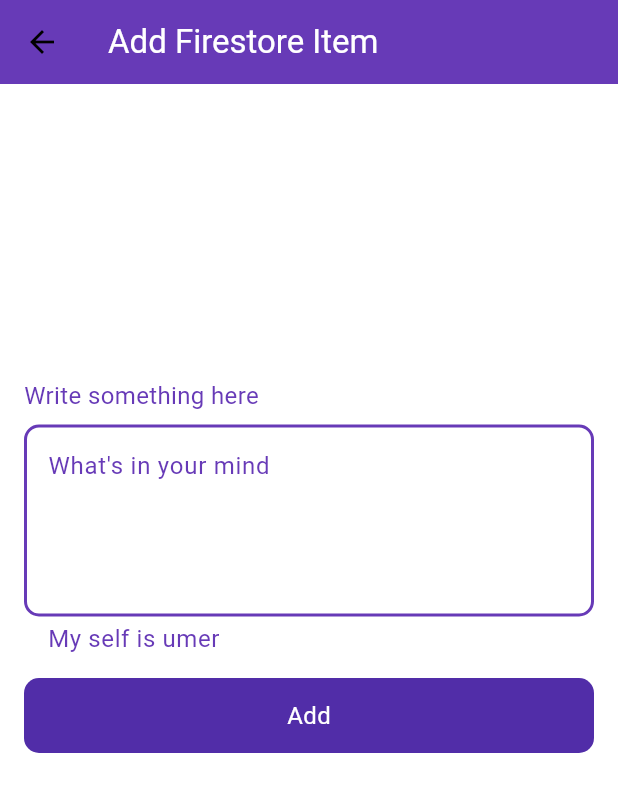
After one commit to umerfarooq5349/fireBase, a Flutter app: the FirestoreStore screen opened directly, after a tap on the "add" icon, on a phone screen of 412 x 824 dp. The commit adds this screen. Shown: the top 792 px of the screen. Run offline on Flutter 3.47's test engine with Material 3 defaults, Android fonts, the phone set to English and light mode, and no system bars; our stand-ins replace cloud_firestore, country_picker, firebase_auth, firebase_core, firebase_database, fluttertoast and 1 more; accounts and stored records are empty.

Commit message:
some changes

```diff
--- a/lib/firebase services/splash_services.dart
+++ b/lib/firebase services/splash_services.dart
@@ -1,6 +1,7 @@
 import 'dart:async';
 
 import 'package:firebase_app/ui/auth/login_screen.dart';
+import 'package:firebase_app/ui/firestore/firestor_list_screen.dart';
 import 'package:firebase_app/ui/posts/post_screen.dart';
 import 'package:firebase_auth/firebase_auth.dart';
 
@@ -18,7 +19,7 @@ class SplashService {
           Navigator.push(
               context,
               MaterialPageRoute(
-                builder: (context) => const PostScreen(),
+                builder: (context) => const FirestoreStore(),
               ));
         },
       );
--- /dev/null
+++ b/lib/ui/firestore/add_firestore_item.dart
@@ -0,0 +1,147 @@
+import 'package:cloud_firestore/cloud_firestore.dart';
+import 'package:firebase_app/utils/utils.dart';
+import 'package:firebase_app/widgets/rouded_button.dart';
+
+import 'package:flutter/material.dart';
+
+class AddFirestoreItemScreen extends StatefulWidget {
+  const AddFirestoreItemScreen({super.key});
+
+  @override
+  State<AddFirestoreItemScreen> createState() => _AddFirestoreItemScreenState();
+}
+
+class _AddFirestoreItemScreenState extends State<AddFirestoreItemScreen> {
+  final _formKey = GlobalKey<FormState>();
+  TextEditingController addNoteController = TextEditingController();
+  final userdata = FirebaseFirestore.instance.collection('Users');
+  bool loading = false;
+  @override
+  Widget build(BuildContext context) {
+    return Scaffold(
+      appBar: AppBar(
+        title: const Text(
+          'Add Firestore Item',
+          style: TextStyle(
+            color: Colors.white,
+          ),
+        ),
+      ),
+      body: ListView(
+        children: [
+          Padding(
+            padding: const EdgeInsets.all(16.0),
+            child: Column(
+              children: [
+                const SizedBox(
+                  height: 90,
+                ),
+                const SizedBox(
+                  height: 90,
+                ),
+                Form(
+                  key: _formKey,
+                  autovalidateMode: AutovalidateMode.onUserInteraction,
+                  child: Column(
+                    children: [
+                      const Row(
+                        children: [
+                          Text(
+                            'Write something here',
+                            style: TextStyle(
+                                color: Colors.deepPurple, fontSize: 16),
+                          ),
+                        ],
+                      ),
+                      const SizedBox(
+                        height: 8,
+                      ),
+                      TextFormField(
+                        maxLines: 4,
+                        controller: addNoteController,
+                        keyboardType: TextInputType.multiline,
+                        decoration: const InputDecoration(
+                          hintText: "What's in your mind",
+                          helperText: 'My self is umer',
+                          helperStyle:
+                              TextStyle(color: Colors.deepPurple, fontSize: 16),
+                          hintStyle:
+                              TextStyle(color: Colors.deepPurple, fontSize: 16),
+                          focusedBorder: OutlineInputBorder(
+                            borderSide: BorderSide(
+                              width: 2,
+                              color: Colors.deepPurple,
+                            ),
+                            borderRadius: BorderRadius.all(
+                              Radius.circular(10),
+                            ),
+                          ),
+                          errorBorder: OutlineInputBorder(
+                            borderSide: BorderSide(
+                              width: 2,
+                              color: Colors.red,
+                            ),
+                            borderRadius: BorderRadius.all(
+                              Radius.circular(10),
+                            ),
+                          ),
+                          enabledBorder: OutlineInputBorder(
+                            borderSide: BorderSide(
+                              width: 2,
+                              color: Colors.deepPurple,
+                            ),
+                            borderRadius: BorderRadius.all(
+                              Radius.circular(10),
+                            ),
+                          ),
+                        ),
+                        validator: (value) {
+                          if (value!.isEmpty) {
+                            return 'Please add smething first!';
+                          } else {
+                            return null;
+                          }
+                        },
+                      ),
+                      const SizedBox(
+                        height: 16,
+                      ),
+                    ],
+                  ),
+                ),
+                RoundedButton(
+                    title: 'Add',
+                    onTap: () {
+                      setState(() {
+                        loading = true;
+                      });
+
+                      String id =
+                          DateTime.now().microsecondsSinceEpoch.toString();
+
+                      userdata.doc(id).set({
+                        'description': addNoteController.text.toString(),
+                        'id': id,
+                      }).then((value) {
+                        setState(() {
+                          setState(() {
+                            loading = false;
+                          });
+                        });
+                        Utils().toastMessage('Added succesfully', Colors.green);
+                      }).onError((error, stackTrace) {
+                        setState(() {
+                          loading = false;
+                        });
+                        Utils().toastMessage(error.toString(), Colors.red);
+                      });
+                    },
+                    loading: loading)
+              ],
+            ),
+          ),
+        ],
+      ),
+    );
+  }
+}
--- a/lib/ui/firestore/firestor_list_screen.dart
+++ b/lib/ui/firestore/firestor_list_screen.dart
@@ -0,0 +1,186 @@
+import 'package:cloud_firestore/cloud_firestore.dart';
+import 'package:firebase_app/ui/auth/login_screen.dart';
+import 'package:firebase_app/ui/firestore/add_firestore_item.dart';
+import 'package:firebase_app/ui/posts/add_post.dart';
+import 'package:firebase_app/utils/utils.dart';
+import 'package:firebase_auth/firebase_auth.dart';
+// import 'package:firebase_database/firebase_database.dart';
+import 'package:firebase_database/ui/firebase_animated_list.dart';
+import 'package:flutter/material.dart';
+
+class FirestoreStore extends StatefulWidget {
+  const FirestoreStore({super.key});
+
+  @override
+  State<FirestoreStore> createState() => _FirestoreStoreState();
+}
+
+class _FirestoreStoreState extends State<FirestoreStore> {
+  final _auth = FirebaseAuth.instance;
+  final userdata = FirebaseFirestore.instance.collection('Users');
+  final searchQuery = TextEditingController();
+
+  final updateText = TextEditingController();
+  @override
+  Widget build(BuildContext context) {
+    return Scaffold(
+      appBar: AppBar(
+        automaticallyImplyLeading: false,
+        title: const Text('Firestore Data List',
+            style: TextStyle(
+              color: Colors.white,
+            )),
+        actions: [
+          IconButton(
+              color: Colors.white,
+              onPressed: () {
+                _auth.signOut().then((value) {
+                  Navigator.push(
+                      context,
+                      MaterialPageRoute(
+                        builder: (context) => const LoginScreen(),
+                      ));
+                }).onError((error, stackTrace) {
+                  Utils().toastMessage('Log out error', Colors.red);
+                });
+              },
+              icon: const Icon(
+                Icons.logout,
+                size: 28,
+              ))
+        ],
+      ),
+      body: Column(
+        children: [
+          const SizedBox(
+            height: 8,
+          ),
+          Padding(
+            padding: const EdgeInsets.symmetric(horizontal: 8.0),
+            child: TextFormField(
+              controller: searchQuery,
+              keyboardType: TextInputType.name,
+              decoration: const InputDecoration(
+                hintText: "Search",
+                hintStyle: TextStyle(color: Colors.deepPurple, fontSize: 16),
+                prefixIcon: Icon(Icons.search),
+                prefixIconColor: Colors.deepPurple,
+                focusedBorder: OutlineInputBorder(
+                  borderSide: BorderSide(
+                    width: 2,
+                    color: Colors.deepPurple,
+                  ),
+                  borderRadius: BorderRadius.all(
+                    Radius.circular(10),
+                  ),
+                ),
+                enabledBorder: OutlineInputBorder(
+                  borderSide: BorderSide(
+                    width: 2,
+                    color: Colors.deepPurple,
+                  ),
+                  borderRadius: BorderRadius.all(
+                    Radius.circular(10),
+                  ),
+                ),
+              ),
+              onChanged: (value) {
+                setState(() {});
+              },
+            ),
+          ),
+          Expanded(
+              child: ListView.builder(
+            itemCount: 10,
+            itemBuilder: (BuildContext context, int index) {
+              return ListTile(
+                title: Text('UmEr'),
+              );
+            },
+          )),
+        ],
+      ),
+      floatingActionButton: FloatingActionButton(
+        onPressed: () {
+          Navigator.push(
+              context,
+              MaterialPageRoute(
+                builder: (context) => const AddFirestoreItemScreen(),
+              ));
+        },
+        child: const Icon(Icons.add),
+      ),
+    );
+  }
+
+  Future<void> showMyDailogue(String title, String id) async {
+    return showDialog(
+      context: context,
+      builder: (context) {
+        updateText.text = title;
+        return AlertDialog(
+          title: const Text('Update'),
+          content: TextFormField(
+            controller: updateText,
+            maxLines: 10,
+            keyboardType: TextInputType.multiline,
+            decoration: const InputDecoration(
+              hintText: "Update",
+              hintStyle: TextStyle(color: Colors.deepPurple, fontSize: 16),
+              focusedBorder: OutlineInputBorder(
+                borderSide: BorderSide(
+                  width: 2,
+                  color: Colors.deepPurple,
+                ),
+                borderRadius: BorderRadius.all(
+                  Radius.circular(10),
+                ),
+              ),
+              errorBorder: OutlineInputBorder(
+                borderSide: BorderSide(
+                  width: 2,
+                  color: Colors.red,
+                ),
+                borderRadius: BorderRadius.all(
+                  Radius.circular(10),
+                ),
+              ),
+              enabledBorder: OutlineInputBorder(
+                borderSide: BorderSide(
+                  width: 2,
+                  color: Colors.deepPurple,
+                ),
+                borderRadius: BorderRadius.all(
+                  Radius.circular(10),
+                ),
+              ),
+            ),
+            validator: (value) {
+              if (value!.isEmpty) {
+                return 'Please update something first!';
+              } else {
+                return null;
+              }
+            },
+          ),
+          actions: [
+            TextButton(
+              onPressed: () {
+                Navigator.pop(context);
+              },
+              child: const Text(
+                'Cancel',
+              ),
+            ),
+            TextButton(
+              onPressed: () {},
+              child: const Text(
+                'Update',
+              ),
+            ),
+          ],
+        );
+      },
+    );
+  }
+}
--- a/lib/ui/posts/post_screen.dart
+++ b/lib/ui/posts/post_screen.dart
@@ -24,7 +24,7 @@ class _PostScreenState extends State<PostScreen> {
     return Scaffold(
       appBar: AppBar(
         automaticallyImplyLeading: false,
-        title: const Text('Post Scren',
+        title: const Text('Post Screen',
             style: TextStyle(
               color: Colors.white,
             )),
```
